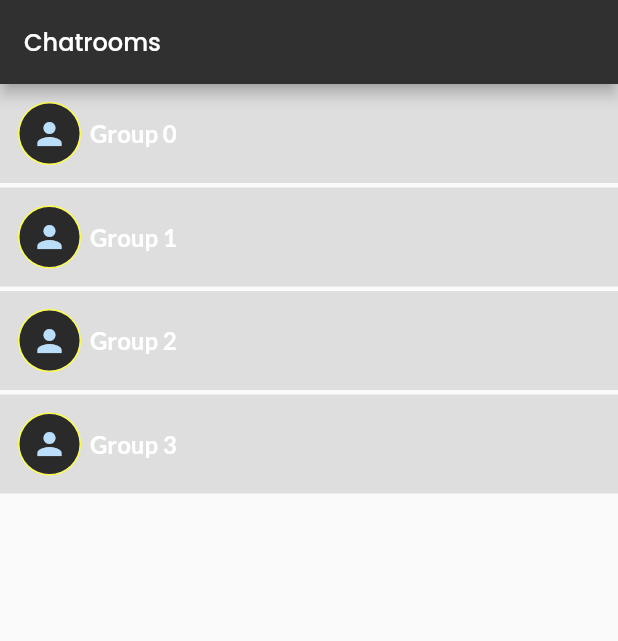
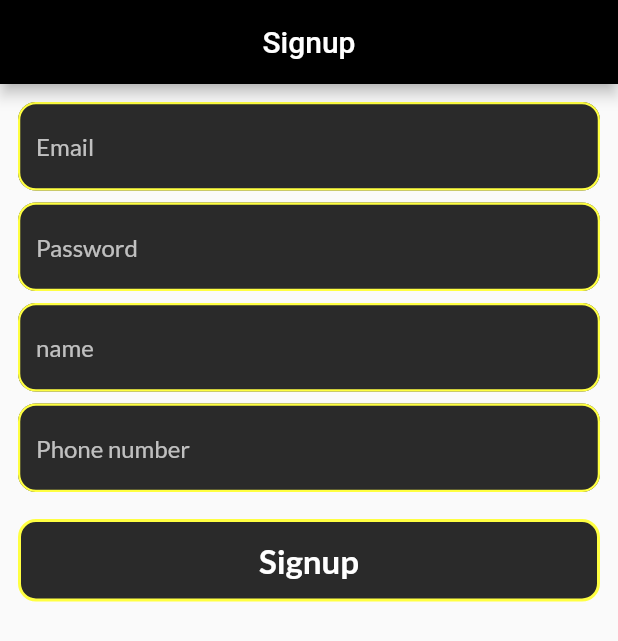
Before and after one commit to GauravKamboj16/day1_task, a Flutter app: the screen it shows after launch, on a phone screen of 412 x 824 dp. Shown: the top 641 px of the screen. Run offline on Flutter 3.47's test engine with Material 2 defaults, Android fonts, the phone set to English and light mode, and no system bars; our stand-ins replace badges, flutter_screenutil, google_fonts, sqflite; accounts and stored records are empty.

Commit message:
Signup and Cart fix

```diff
--- /dev/null
+++ b/lib/Model/Product.dart
@@ -0,0 +1,16 @@
+class Product{
+
+int id;
+String name;
+String image;
+String price;
+
+Product({
+  required this.id,
+  required this.image,
+  required this.name,
+  required this.price
+});
+
+
+}
--- a/lib/main.dart
+++ b/lib/main.dart
@@ -1,8 +1,11 @@
 import 'package:day1_task/modules/controller/MessagingController.dart';
-import 'package:day1_task/modules/view/listingScreen.dart';
+import 'package:day1_task/modules/controller/ProductsController.dart';
+import 'package:day1_task/modules/controller/SignupController.dart';
 import 'package:flutter/material.dart';
 import 'package:flutter_screenutil/flutter_screenutil.dart';
 import 'package:provider/provider.dart';
+
+import 'modules/view/Signup.dart';
 void main() {
   runApp(const MyApp());
 }
@@ -17,15 +20,19 @@ class MyApp extends StatelessWidget {
       minTextAdapt: true,
       splitScreenMode: true,
       builder: (context , child) {
-        return ChangeNotifierProvider(
-          create:  (context)=>MessageController(),
+        return MultiProvider(
+          providers:[
+            ChangeNotifierProvider(create:(_)=>MessageController()),
+            ChangeNotifierProvider(create:(_)=>ProductController()),
+            ChangeNotifierProvider(create:(_)=>SignupController()),
+          ],
           child: MaterialApp(
             debugShowCheckedModeBanner: false,
           title: 'Flutter Demo',
           theme: ThemeData(
             primarySwatch: Colors.blue,
           ),
-          home:   ListingScreen(),
+          home:   SignupScreen(),
            ),
         );
       }
--- /dev/null
+++ b/lib/modules/controller/SignupController.dart
@@ -0,0 +1,32 @@
+import 'package:day1_task/modules/view/ProductsScreen.dart';
+import 'package:day1_task/services/NetworkUtil.dart';
+import 'package:flutter/cupertino.dart';
+import 'package:flutter/material.dart';
+
+class SignupController extends ChangeNotifier{
+
+ var isLoading=false;
+ NetworkUtil network=NetworkUtil();
+
+
+ Future<dynamic> resisterUser(email, password, name, token, countryCode, phone, context)async{
+ var res= await network.register(email, password, name, token, countryCode, phone, context);
+
+ if(res!=null){
+  print("The response is ${res.body}");
+  Navigator.push(context, MaterialPageRoute(builder: (context){
+    return ProductsScreen();
+  }));
+
+ }else{
+  print("Null response");
+ }
+
+
+
+ }
+
+
+
+
+}
--- /dev/null
+++ b/lib/modules/view/Signup.dart
@@ -0,0 +1,92 @@
+import 'package:day1_task/Constants/AppColors.dart';
+import 'package:day1_task/modules/controller/SignupController.dart';
+import 'package:day1_task/services/NetworkUtil.dart';
+import 'package:flutter/material.dart';
+import 'package:flutter/src/widgets/container.dart';
+import 'package:flutter/src/widgets/framework.dart';
+import 'package:google_fonts/google_fonts.dart';
+import 'package:provider/provider.dart';
+
+class SignupScreen extends StatefulWidget {
+  const SignupScreen({super.key});
+
+  @override
+  State<SignupScreen> createState() => _SignupScreenState();
+}
+
+class _SignupScreenState extends State<SignupScreen> {
+  final emailController=TextEditingController();
+  final passController=TextEditingController();
+  final nameController=TextEditingController();
+  final phoneController=TextEditingController();
+  @override
+  Widget build(BuildContext context) {
+    final signupController=Provider.of<SignupController>(context);
+    return Scaffold(
+      appBar: AppBar(
+        title: Text("Signup"),
+        backgroundColor: Colors.black,
+        centerTitle: true,
+      ),
+
+      body: Padding(
+        padding: const EdgeInsets.all(12.0),
+        child: Column(
+          children: [
+            textFiledDesign( emailController,"Email",TextInputType.emailAddress,false),
+            const SizedBox(height: 8,),
+             textFiledDesign( passController,"Password",TextInputType.visiblePassword,true),
+            const SizedBox(height: 8,),
+             textFiledDesign( nameController,"name",TextInputType.name,false),
+            const SizedBox(height: 8,),
+             textFiledDesign( phoneController,"Phone number",TextInputType.phone,false),
+            const SizedBox(height:18,),
+            GestureDetector(
+              onTap: () {
+
+                signupController.resisterUser(emailController.text, passController.text, nameController.text, "token", "+91", phoneController.text, context);
+              },
+              child: Container(
+                height: 55,
+                decoration: BoxDecoration(
+                  color: AppColors.cardColor,
+                  borderRadius: BorderRadius.circular(12),
+                  border: Border.all(
+                    color: AppColors.iconBackground,
+                    width: 2
+                  )
+                ),
+                child: Center(
+                  child: Text("Signup",style: GoogleFonts.lato(color:AppColors.whiteColor,fontSize: 22,fontWeight: FontWeight.w600),),
+                ),
+              ),
+            )
+             ],
+        ),
+      ),
+    );
+  }
+
+Widget textFiledDesign(
+      TextEditingController mController,String hint,TextInputType inputType,bool isObscure) {
+    return TextField(
+      keyboardType: inputType,
+      obscureText: isObscure,
+
+      controller: mController,
+      style: GoogleFonts.lato(color: AppColors.whiteColor),
+      decoration: InputDecoration(
+        filled: true,
+        hintText: hint,
+        hintStyle: TextStyle(color: Colors.white70),
+        fillColor: AppColors.cardColor,
+        enabledBorder: OutlineInputBorder(
+            borderRadius: BorderRadius.circular(12),
+            borderSide: BorderSide(color: AppColors.iconBackground, width: 1.5)),
+        focusedBorder: OutlineInputBorder(
+            borderRadius: BorderRadius.circular(12),
+            borderSide: BorderSide(color: AppColors.iconBackground, width: 1.5)),
+      ),
+    );
+  }
+}
--- a/lib/modules/view/listingScreen.dart
+++ b/lib/modules/view/listingScreen.dart
@@ -42,8 +42,6 @@ class _ListingScreenState extends State<ListingScreen> {
             return SizedBox(height: 3,);
            },),
         )),
-
-
     );
   }
 }
--- a/lib/services/DatabaseHandler.dart
+++ b/lib/services/DatabaseHandler.dart
@@ -67,7 +67,6 @@ Future<List<ChatModel>> retrieveUsers(var tableName) async {
     List<ChatModel> result=queryResult.map((e) => ChatModel.fromMap(e)).toList();
     print("GAurav ${result.last.toMap()}");
     return ChatModel(message: result.last.message, time: result.last.time);
-
   }
 
 }
--- a/pubspec.yaml
+++ b/pubspec.yaml
@@ -42,6 +42,7 @@ dependencies:
   google_fonts: ^4.0.3
   path: 1.8.2
   intl: ^0.18.0
+  badges: ^3.0.2
 
 dev_dependencies:
   flutter_test:
@@ -66,8 +67,8 @@ flutter:
   uses-material-design: true
 
   # To add assets to your application, add an assets section, like this:
-  # assets:
-  #   - images/a_dot_burr.jpeg
+  assets:
+    - assets/images/
   #   - images/a_dot_ham.jpeg
 
   # An image asset can refer to one or more resolution-specific "variants", see
```
Also changed, not shown: lib/modules/controller/ProductsController.dart (added, +57 -0 lines), lib/modules/view/ProductsCart.dart (added, +113 -0 lines), lib/modules/view/ProductsScreen.dart (added, +124 -0 lines), lib/services/NetworkUtil.dart (added, +56 -0 lines), assets/images/vector.png (added), pubspec.lock.
